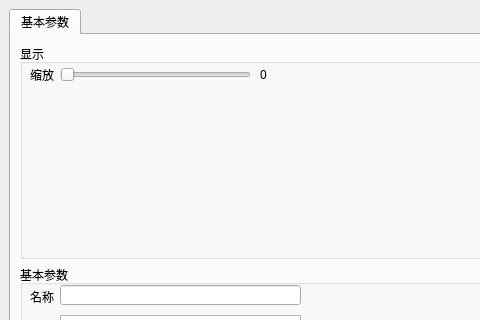
Before: the Qt Designer form UI/Setbox.ui in Cardinal-Designer/show, drawn with Qt 5; both pictures show x 0 to 480 and y 0 to 320 of the 800 by 500 pixel window.
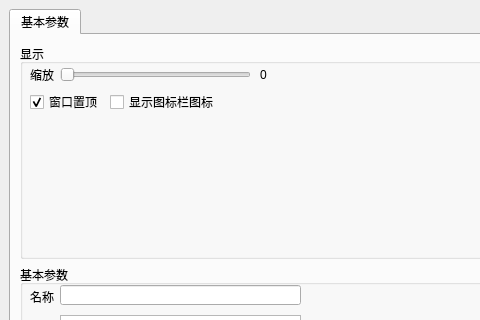
After: the same form once the commit is applied.

Commit message: V0.0.0.4 beta + 更新数据拷贝策略,公有数据零拷贝,节省资源 + 更新人物设置的标题,增加对窗口置顶和是否显示任务栏图标的设置支持 + 代码规范化，使得代码工整美观

Diff of the .ui file:
```diff
--- a/UI/Setbox.ui
+++ b/UI/Setbox.ui
@@ -93,6 +93,38 @@
             <string>0</string>
            </property>
           </widget>
+          <widget class="QCheckBox" name="TopWindow_checkBox">
+           <property name="geometry">
+            <rect>
+             <x>10</x>
+             <y>50</y>
+             <width>71</width>
+             <height>16</height>
+            </rect>
+           </property>
+           <property name="text">
+            <string>窗口置顶</string>
+           </property>
+           <property name="checked">
+            <bool>true</bool>
+           </property>
+          </widget>
+          <widget class="QCheckBox" name="WindowIconbox_checkBox">
+           <property name="geometry">
+            <rect>
+             <x>90</x>
+             <y>50</y>
+             <width>121</width>
+             <height>16</height>
+            </rect>
+           </property>
+           <property name="text">
+            <string>显示图标栏图标</string>
+           </property>
+           <property name="checked">
+            <bool>false</bool>
+           </property>
+          </widget>
          </widget>
         </item>
         <item>
```
Left out of the diff: 36 changed lines with no effect on the pictures. The commit also changes 12 other files.
